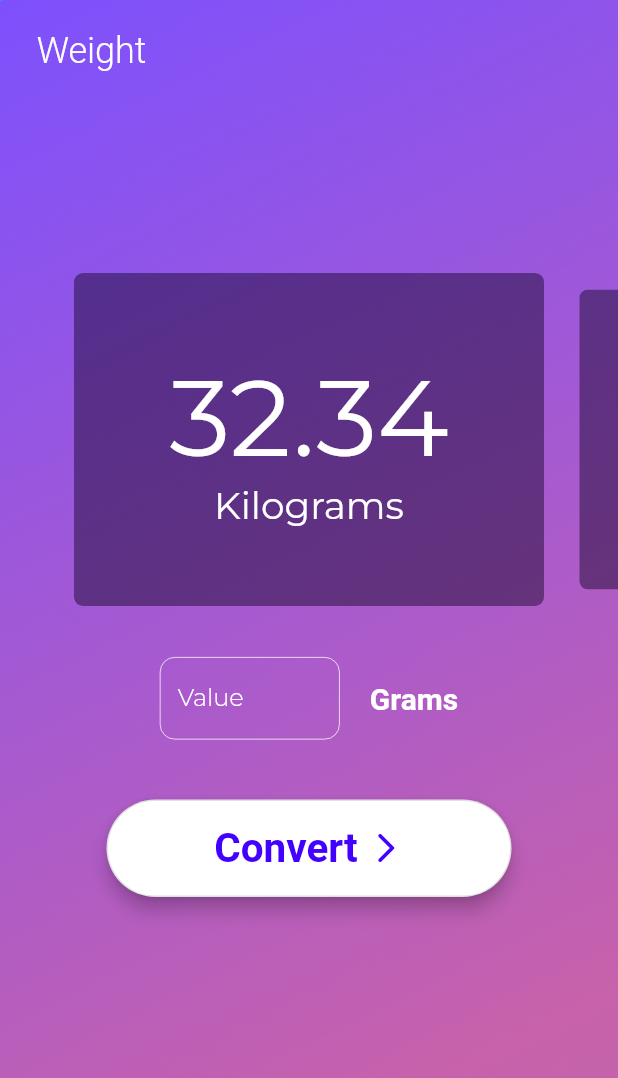
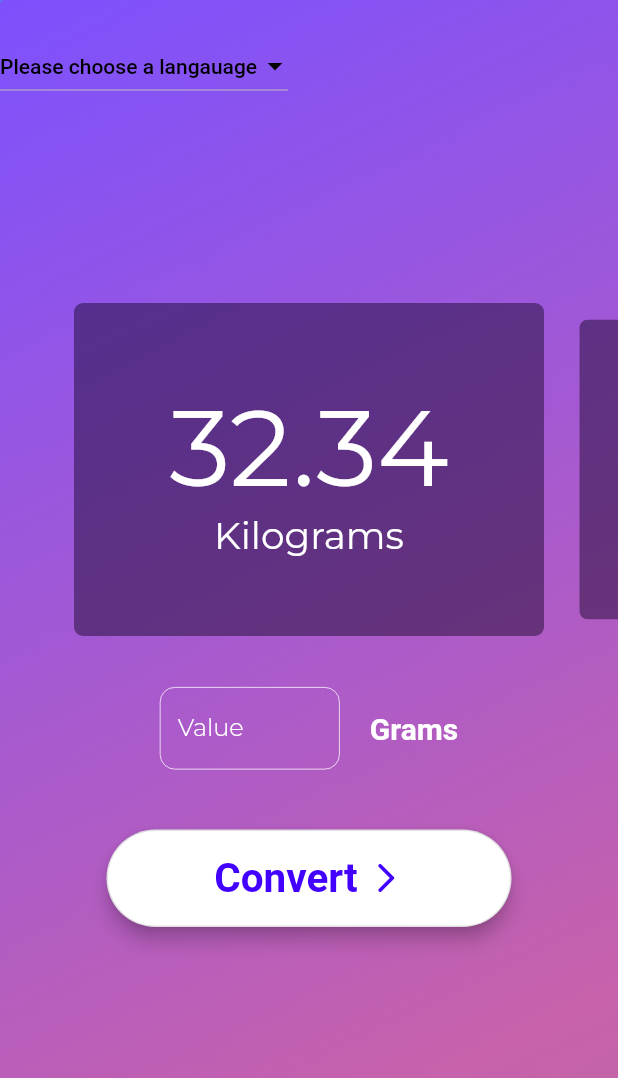
Before and after one commit to cyberwizard1001/flutter_dash_board, a Flutter app: the screen it shows after launch, on a phone screen of 412 x 824 dp. Shown: the top 1078 px of the screen. Run offline on Flutter 3.47's test engine with Material 2 defaults, Android fonts, the phone set to English and light mode, and no system bars; our stand-ins replace google_fonts; Roboto replaces fonts that are missing (Signika).

Commit message:
Added dropdown_generator.dart

```diff
--- a/lib/Globals.dart
+++ b/lib/Globals.dart
@@ -1,3 +1,7 @@
 var value = 0;
 
 var weight = ['milligrams','grams','kilograms','tonne','megatonne','gigatonne','UK ton','US ton','lb','oz'];
+var length = ['millimeters','centimeters','meters','kilometers','inches','yards','miles','nautical miles'];
+
+
+//To pass: List for dropdown, string that's the first dropdown element
--- /dev/null
+++ b/lib/dropdown_generator.dart
@@ -0,0 +1,47 @@
+import 'package:flutter/material.dart';
+class DropdownGenerator extends StatefulWidget {
+  const DropdownGenerator({Key? key}) : super(key: key);
+
+  @override
+  _DropdownGeneratorState createState() => _DropdownGeneratorState();
+}
+
+class _DropdownGeneratorState extends State<DropdownGenerator> {
+  @override
+  Widget build(BuildContext context) {
+    var _chosenValue = "";
+    return DropdownButton<String>(
+      focusColor:Colors.white,
+      value: _chosenValue,
+      //elevation: 5,
+      style: TextStyle(color: Colors.white),
+      iconEnabledColor:Colors.black,
+      items: <String>[
+        'Android',
+        'IOS',
+        'Flutter',
+        'Node',
+        'Java',
+        'Python',
+        'PHP',
+      ].map<DropdownMenuItem<String>>((String value) {
+        return DropdownMenuItem<String>(
+          value: value,
+          child: Text(value,style:TextStyle(color:Colors.black),),
+        );
+      }).toList(),
+      hint:Text(
+        "Please choose a langauage",
+        style: TextStyle(
+            color: Colors.black,
+            fontSize: 14,
+            fontWeight: FontWeight.w500),
+      ),
+      onChanged: (String? value) {
+        setState(() {
+          _chosenValue = value!;
+        });
+      },
+    );
+  }
+}
--- a/lib/layout_generator.dart
+++ b/lib/layout_generator.dart
@@ -1,3 +1,4 @@
+import 'package:dash_board/dropdown_generator.dart';
 import 'package:flutter/material.dart';
 import 'package:google_fonts/google_fonts.dart';
 import 'package:dash_board/BuildCard.dart';
@@ -12,6 +13,7 @@ class LayoutGenerator extends StatefulWidget {
 
 class _LayoutGeneratorState extends State<LayoutGenerator> {
   final valueInputController = TextEditingController();
+
   @override
   Widget build(BuildContext context) {
     return MaterialApp(
@@ -34,14 +36,8 @@ class _LayoutGeneratorState extends State<LayoutGenerator> {
                   child: Column(
                     children: [
                       Padding(
-                        padding: const EdgeInsets.only(right: 290.0),
-                        child: Text(
-                          'Weight',
-                          style: GoogleFonts.signika(
-                              color: Colors.white,
-                              fontSize: 24,
-                              fontWeight: FontWeight.w300),
-                        ),
+                        padding: const EdgeInsets.only(right: 220.0),
+                        child: DropdownGenerator(),
                       ),
                       SizedBox(
                         height: 130,
```
